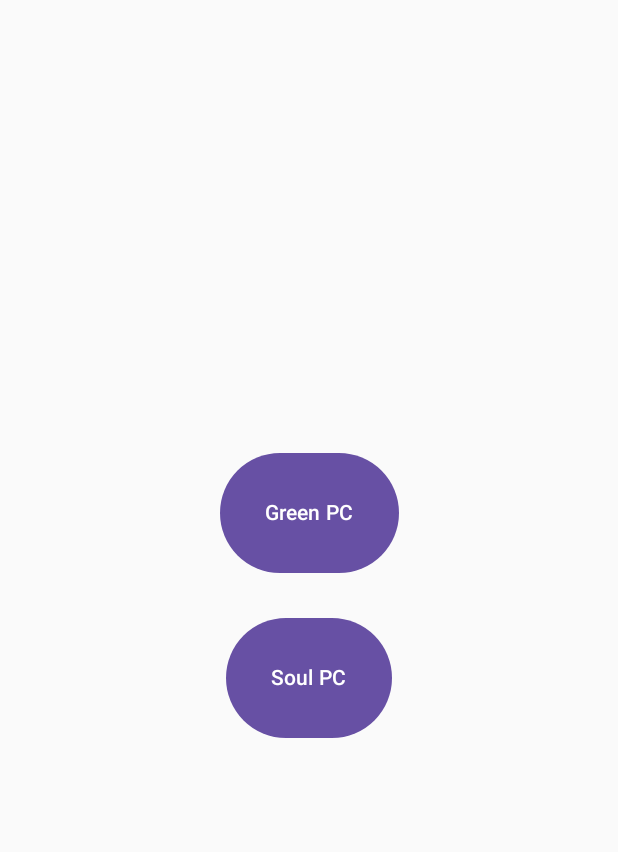
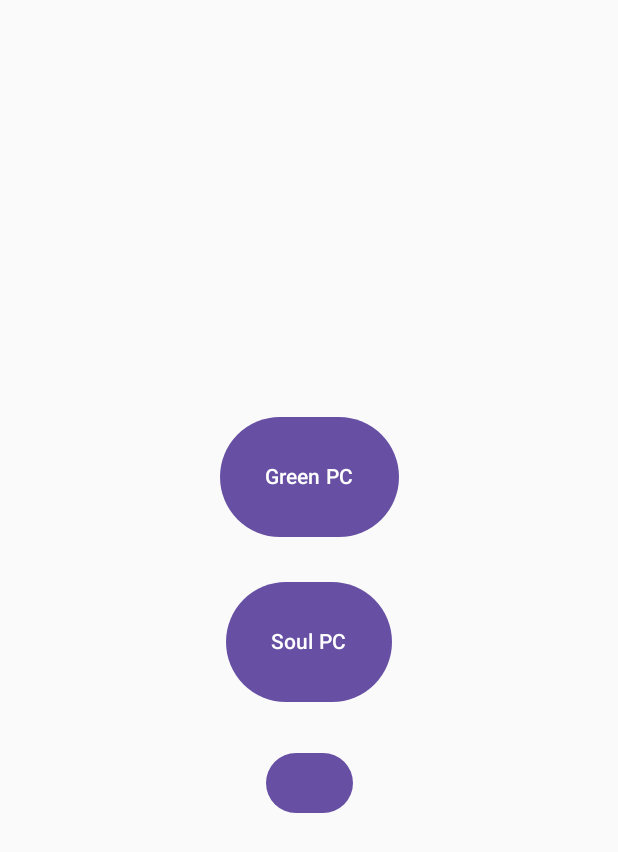
Before and after one commit to Chris-J-Thib/AndroidStudioProjects, an Android app built with Jetpack Compose: the screen it shows after launch (MainActivity), on a phone screen of 412 x 824 dp. Shown: the top 852 px of the screen. Run offline under Robolectric (Android 15) with nearby library versions, the phone set to English and light mode, and no system bars; libraries missing offline, so code that uses them is left out: com.example.

Commit message:
Assignment 3

```diff
--- a/Wake My PCs/app/src/main/java/com/example/Wake_My_PCs/MainActivity.kt
+++ b/Wake My PCs/app/src/main/java/com/example/Wake_My_PCs/MainActivity.kt
@@ -6,6 +6,7 @@ import androidx.activity.compose.setContent
 import androidx.compose.foundation.layout.Arrangement
 import androidx.compose.foundation.layout.Column
 import androidx.compose.foundation.layout.PaddingValues
+import androidx.compose.foundation.layout.Row
 import androidx.compose.foundation.layout.fillMaxSize
 import androidx.compose.foundation.layout.padding
 import androidx.compose.material3.Button
@@ -13,6 +14,7 @@ import androidx.compose.material3.Text
 import androidx.compose.runtime.Composable
 import androidx.compose.ui.Alignment
 import androidx.compose.ui.Modifier
+import androidx.compose.ui.res.stringResource
 import androidx.compose.ui.tooling.preview.Preview
 import androidx.compose.ui.unit.dp
 import com.example.Wake_My_PCs.SSHManager.executeCommand
@@ -31,17 +33,21 @@ class MainActivity : ComponentActivity() {
 @Preview(showBackground = true)
 @Composable
 fun Main(){
+    val host = stringResource(id = R.string.Host)
+    val port = stringResource(id = R.string.Port).toInt()
+    val user = stringResource(id = R.string.User)
+    val pass = stringResource(id = R.string.Password)
+
     Column (
-        Modifier.fillMaxSize().padding(90.dp),
+        Modifier
+            .fillMaxSize()
+            .padding(90.dp),
         horizontalAlignment = Alignment.CenterHorizontally,
         verticalArrangement = Arrangement.Center
     ){
         Button(contentPadding = PaddingValues(30.dp),
             onClick = {
-                executeCommand("147.185.221.18",
-                    "pi",
-                    "123",
-                    25840,
+                executeCommand(host, user, pass, port,
                     "sudo etherwake -i eth0 9C:6B:00:30:15:52")
             }) {
             Text(text = "Green PC")
@@ -58,5 +64,11 @@ fun Main(){
         ) {
             Text(text = "Soul PC")
         }
+        Row {
+            Button(onClick = { /*TODO*/ }) {
+
+            }
+        }
+
     }
 }
--- a/Wake My PCs/app/src/main/res/values/strings.xml
+++ b/Wake My PCs/app/src/main/res/values/strings.xml
@@ -2,4 +2,8 @@
     <string name="app_name">Wake My PCs</string>
     <string name="enter_ssh_command">Enter SSH Command</string>
     <string name="execute_command">Execute Command</string>
+    <string name="Host">147.185.221.18</string>
+    <string name="Port">25840</string>
+    <string name="User">pi</string>
+    <string name="Password">123</string>
 </resources>
```
